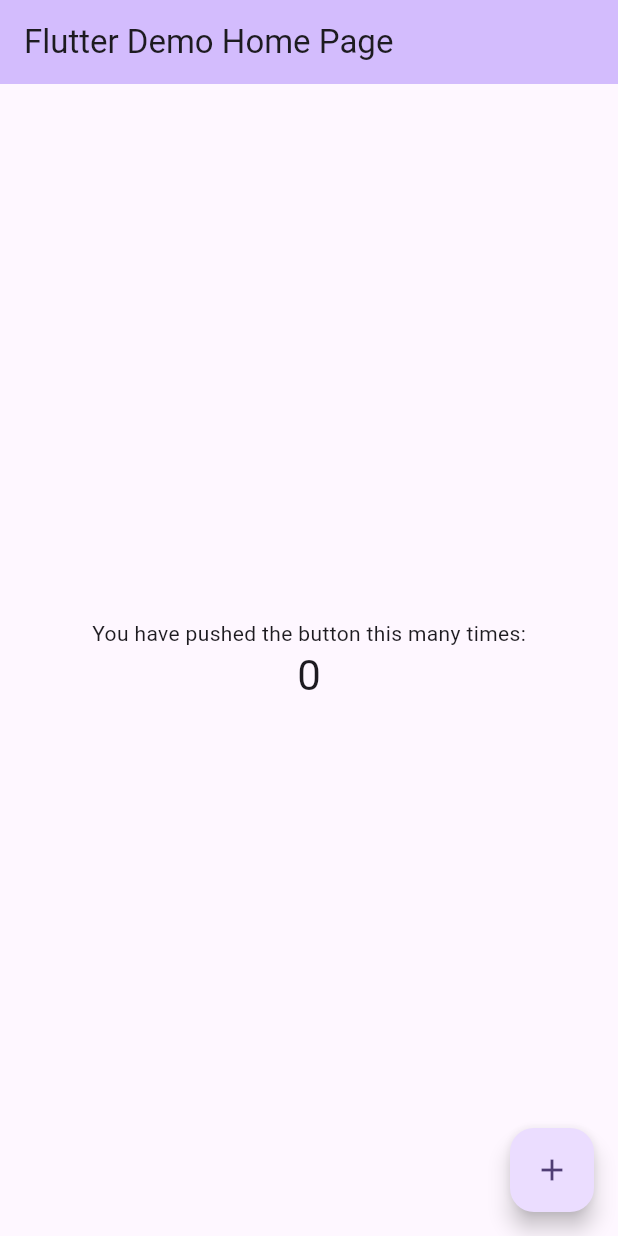
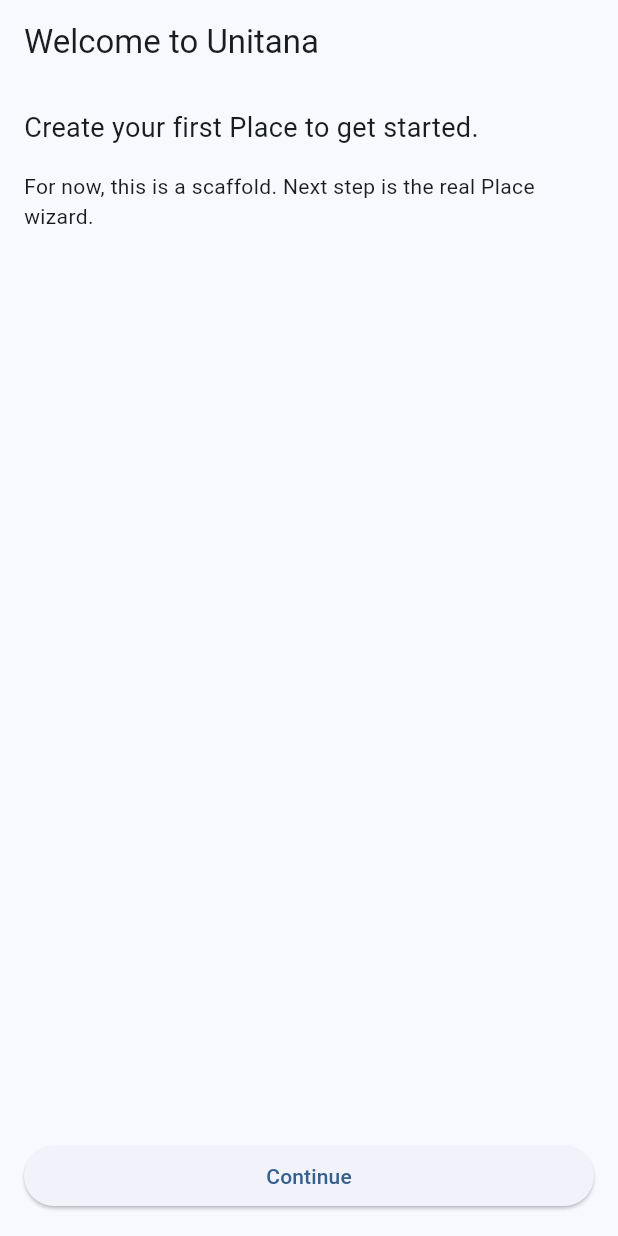
Before and after one commit to secretchoochoo/Unitana, a Flutter app: the screen it shows after launch, on a phone screen of 412 x 824 dp. Run offline on Flutter 3.47's test engine with Material 3 defaults, Android fonts, the light colour scheme and no system bars.

Commit message:
feat: add app skeleton and first-run to dashboard navigation

```diff
--- /dev/null
+++ b/app/unitana/lib/app/app.dart
@@ -0,0 +1,19 @@
+import 'package:flutter/material.dart';
+import '../theme/app_theme.dart';
+import '../features/first_run/first_run_screen.dart';
+
+class UnitanaApp extends StatelessWidget {
+  const UnitanaApp({super.key});
+
+  @override
+  Widget build(BuildContext context) {
+    return MaterialApp(
+      title: 'Unitana',
+      theme: UnitanaTheme.light(),
+      darkTheme: UnitanaTheme.dark(),
+      themeMode: ThemeMode.system,
+      debugShowCheckedModeBanner: false,
+      home: const FirstRunScreen(),
+    );
+  }
+}
--- /dev/null
+++ b/app/unitana/lib/features/dashboard/dashboard_screen.dart
@@ -0,0 +1,15 @@
+import 'package:flutter/material.dart';
+
+class DashboardScreen extends StatelessWidget {
+  const DashboardScreen({super.key});
+
+  @override
+  Widget build(BuildContext context) {
+    return Scaffold(
+      appBar: AppBar(title: const Text('Dashboard')),
+      body: const Center(
+        child: Text('Unitana Dashboard (scaffold)'),
+      ),
+    );
+  }
+}
--- /dev/null
+++ b/app/unitana/lib/features/first_run/first_run_screen.dart
@@ -0,0 +1,41 @@
+import 'package:flutter/material.dart';
+import '../dashboard/dashboard_screen.dart';
+
+class FirstRunScreen extends StatelessWidget {
+  const FirstRunScreen({super.key});
+
+  @override
+  Widget build(BuildContext context) {
+    return Scaffold(
+      appBar: AppBar(title: const Text('Welcome to Unitana')),
+      body: Padding(
+        padding: const EdgeInsets.all(16),
+        child: Column(
+          crossAxisAlignment: CrossAxisAlignment.start,
+          children: [
+            const Text(
+              'Create your first Place to get started.',
+              style: TextStyle(fontSize: 18),
+            ),
+            const SizedBox(height: 16),
+            const Text(
+              'For now, this is a scaffold. Next step is the real Place wizard.',
+            ),
+            const Spacer(),
+            SizedBox(
+              width: double.infinity,
+              child: ElevatedButton(
+                onPressed: () {
+                  Navigator.of(context).pushReplacement(
+                    MaterialPageRoute(builder: (_) => const DashboardScreen()),
+                  );
+                },
+                child: const Text('Continue'),
+              ),
+            ),
+          ],
+        ),
+      ),
+    );
+  }
+}
--- a/app/unitana/lib/main.dart
+++ b/app/unitana/lib/main.dart
@@ -1,7 +1,9 @@
 import 'package:flutter/material.dart';
+import 'app/app.dart';
 
 void main() {
-  runApp(const MyApp());
+  WidgetsFlutterBinding.ensureInitialized();
+  runApp(const UnitanaApp());
 }
 
 class MyApp extends StatelessWidget {
--- /dev/null
+++ b/app/unitana/lib/theme/app_theme.dart
@@ -0,0 +1,19 @@
+import 'package:flutter/material.dart';
+
+class UnitanaTheme {
+  static ThemeData light() {
+    return ThemeData(
+      useMaterial3: true,
+      brightness: Brightness.light,
+      colorSchemeSeed: Colors.blue,
+    );
+  }
+
+  static ThemeData dark() {
+    return ThemeData(
+      useMaterial3: true,
+      brightness: Brightness.dark,
+      colorSchemeSeed: Colors.blue,
+    );
+  }
+}
```
